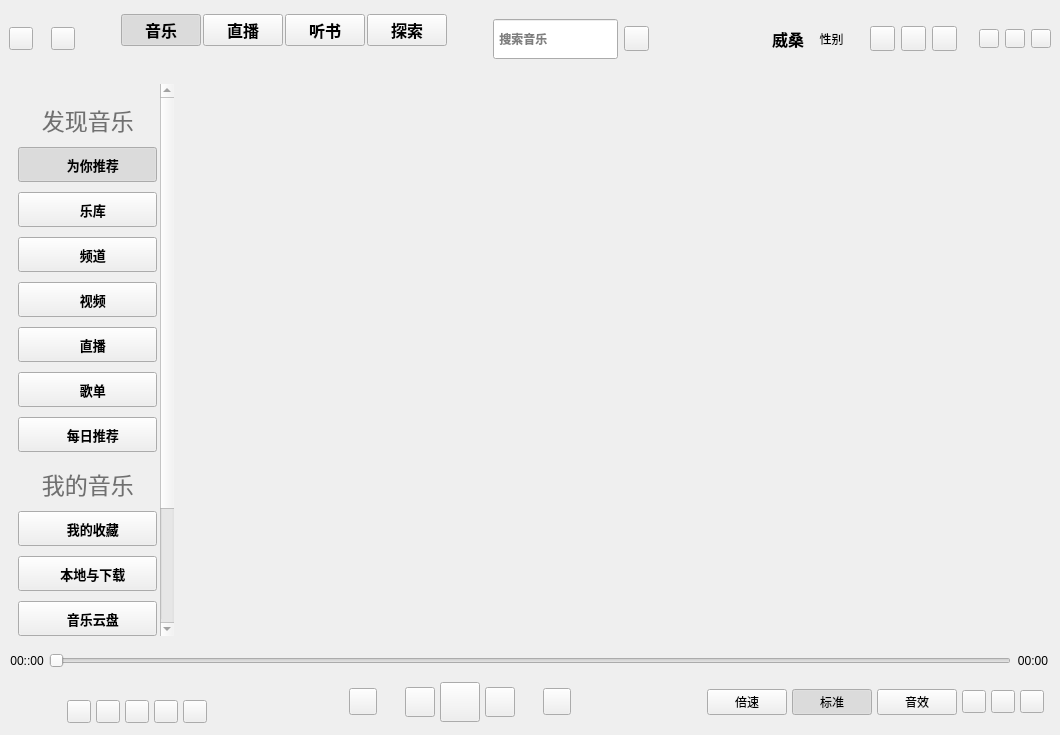
Before: the Qt Designer form KuGouStart/KuGouApp.ui in a-mo-xi-wei/Qt-KuGouAppClient, drawn with Qt 5.
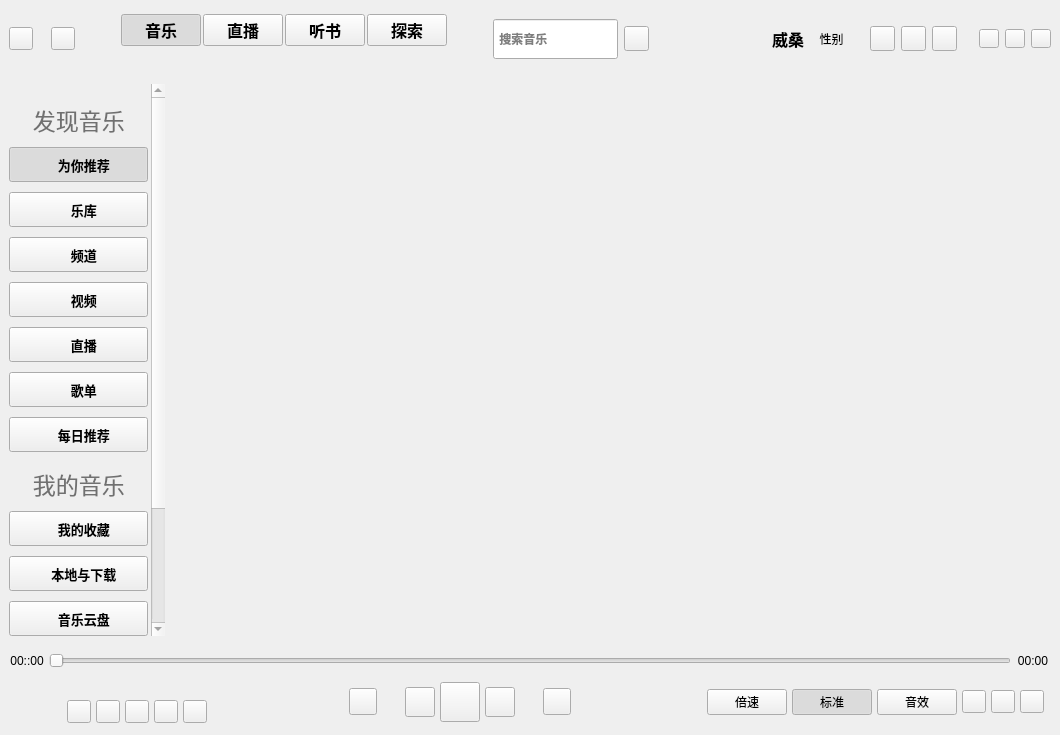
After: the same form once the commit is applied. Custom widgets are drawn as their Qt base class.

Commit message: 优化间距

What changed in the file:
```diff
--- a/KuGouStart/KuGouApp.ui
+++ b/KuGouStart/KuGouApp.ui
@@ -705,6 +705,9 @@
       <bool>false</bool>
      </property>
      <layout class="QHBoxLayout" name="horizontalLayout_3">
+      <property name="leftMargin">
+       <number>0</number>
+      </property>
       <property name="rightMargin">
        <number>0</number>
       </property>
```
